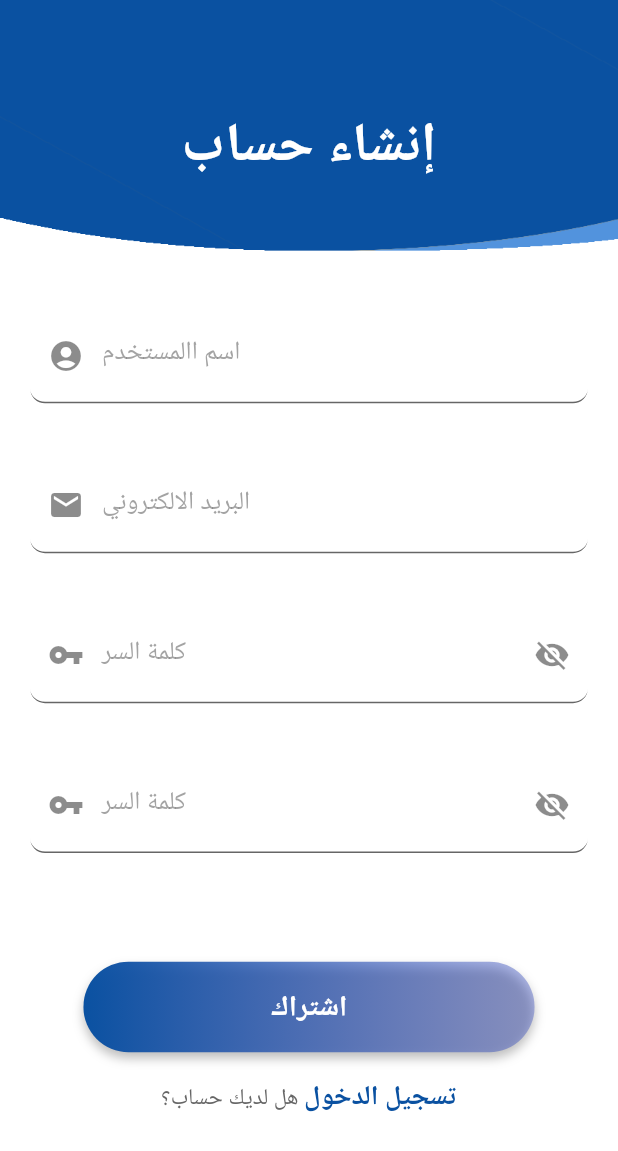
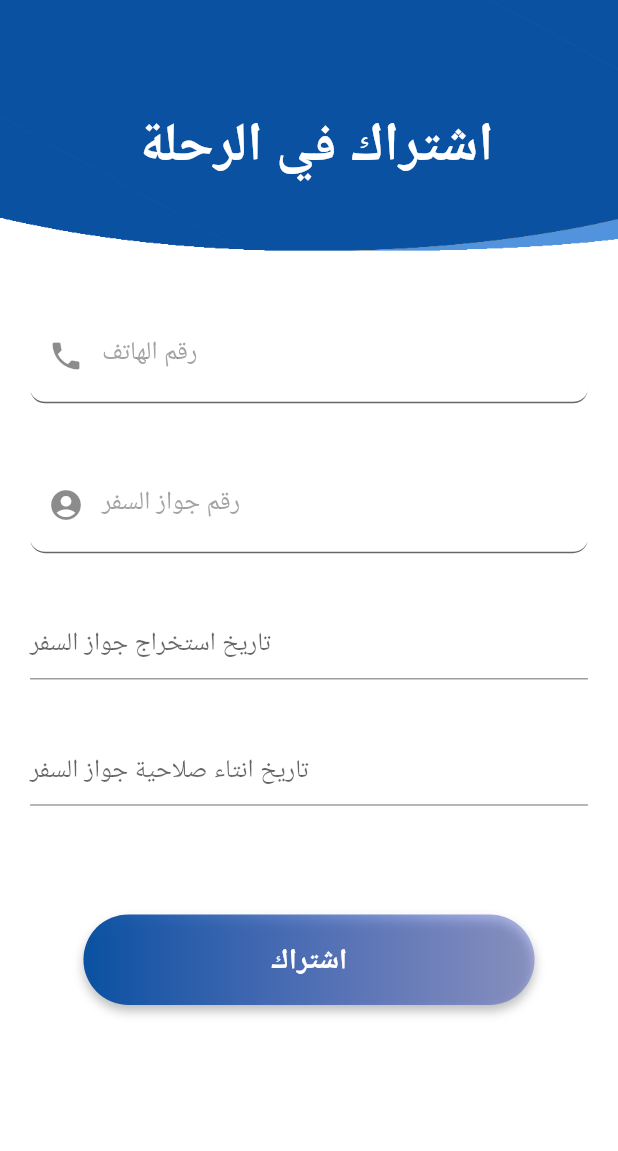
Before and after one commit to WaelSouabni/pelerin, a Flutter app: the RegisterPageView screen opened directly, after a tap on "اشتراك", on a phone screen of 412 x 824 dp. Shown: the top 1151 px of the screen. Run offline on Flutter 3.47's test engine with Material 2 defaults, Android fonts, the phone set to English and light mode, and no system bars; drawn by our look-alikes of date_field; our stand-ins replace carousel_slider, curved_navigation_bar, flutter_svg, lottie, select_form_field, shared_preferences and 1 more; missing offline and left inert: syncfusion_localizations; accounts and stored records are empty.

Commit message:
commit de dashbord
dashbord

```diff
--- a/lib/view/home_page/widgets/discount_cart.dart
+++ b/lib/view/home_page/widgets/discount_cart.dart
@@ -126,7 +126,7 @@ class _DiscountCardState extends State<DiscountCard> {
                   child: Column(
                     children: <Widget>[
                       Image.asset(
-                        "assets/main/message.jpg",
+                        "assets/main/message.png",
                         width: 64.0,
                       ),
                       SizedBox(
--- a/lib/view/package_detail_page/widgets/addtocart_button.dart
+++ b/lib/view/package_detail_page/widgets/addtocart_button.dart
@@ -1,6 +1,7 @@
 import 'dart:convert';
 
 import 'package:flutter/material.dart';
+import 'package:pelerin/view/register_page/register_page_view.dart';
 import 'package:shared_preferences/shared_preferences.dart';
 import '../../home_page/components/colors.dart';
 import '../../home_page/components/size_config.dart';
@@ -67,43 +68,9 @@ class AddToCartButton extends StatelessWidget {
   }
 
    _Registre(context) async {
-       SharedPreferences sharedPreferences  = await SharedPreferences.getInstance();
 
-    //  print(password);
-    final response = await http.post(
-      Uri.parse(sharedPreferences.getString("url")!+'/accompgnateursPackages'),
-      headers: <String, String>{
-        'Content-Type': 'application/json; charset=UTF-8',
-      },
-      body: jsonEncode(<String, dynamic>{
-        "user_id": sharedPreferences.getInt("idUser"),
-        "package_id":sharedPreferences.getInt("idPackage"),
-        "role": "0"
-      }),
-    );
-
-if (response.statusCode == 200) {
-       print("ffff");
-      //
-       Future.delayed(Duration.zero, () => showAlert(context));
-       Navigator.pop(context);
+                     Navigator.pushReplacement(
+          context, MaterialPageRoute(builder: (context) => const RegisterPageView()));
+   }
 
 }
-   }
-        void showAlert(BuildContext context) {
-    showDialog(
-        context: context,
-        builder: (context) => AlertDialog(
-              content: Text("تم تسجيلك بنجاح"),
-              actions: <Widget>[
-                // usually buttons at the bottom of the dialog
-                new FlatButton(
-                  child: new Text("غلق"),
-                  onPressed: () {
-                    Navigator.of(context).pop();
-                  },
-                ),
-              ],
-            ));
-  }
-}
--- a/lib/view/register_page/register_page_view.dart
+++ b/lib/view/register_page/register_page_view.dart
@@ -1,6 +1,8 @@
 import 'dart:convert';
 
+import 'package:date_field/date_field.dart';
 import 'package:flutter/material.dart';
+import 'package:pelerin/view/login_page/login_page_view.dart';
 import '../bottom_navigator.dart';
 
 import 'package:shared_preferences/shared_preferences.dart';
@@ -20,11 +22,34 @@ class RegisterPageView extends StatefulWidget {
 }
 
 class _RegisterPageViewState extends State<RegisterPageView> {
-  final TextEditingController passwordController = new TextEditingController();
-  final TextEditingController nameController = new TextEditingController();
-  final TextEditingController mailController = new TextEditingController();
+  final TextEditingController phoneController = new TextEditingController();
+  final TextEditingController NumeroPasseController = new TextEditingController();
+  DateTime? selectedDateEmmesion;
+  DateTime? selectedDateExperation;
 
-  bool passwordObscure = true;
+
+
+   late SharedPreferences sharedPreferences;
+
+  //
+  String labelle = "";
+
+   checkLoginStatus() async {
+    sharedPreferences = await SharedPreferences.getInstance();
+    if(sharedPreferences.getString("token") == null) {
+          Navigator.pushReplacement(
+          context, MaterialPageRoute(builder: (context) => const LoginPageView()));    }
+
+    setState(() {
+      labelle = sharedPreferences.getString("labellePackage")!;
+    });
+
+  }
+   @override
+  void initState() {
+    checkLoginStatus();
+    super.initState();
+  }
   @override
   Widget build(BuildContext context) {
     return Scaffold(
@@ -33,10 +58,10 @@ class _RegisterPageViewState extends State<RegisterPageView> {
           child: SingleChildScrollView(
             child: Column(
               children: [
-                BackgroundImage(),
+                BackgroundImage(labelle:  labelle),
                 RegisterTextField(),
                 RegisterButton(),
-                TextSignIn()
+
               ],
             ),
           ),
@@ -50,15 +75,15 @@ class _RegisterPageViewState extends State<RegisterPageView> {
             mainAxisAlignment: MainAxisAlignment.center,
             crossAxisAlignment: CrossAxisAlignment.center,
             children: [
-          TextFieldInputusername(),
-          TextFieldInputemail(),
-          TextFieldPassword(),
-          TextFieldPassword(),
+                 phoneTextField(),
+                 numeroPassTextField(),
+                 dateEmessionTextField(),
+                 dateExperationTextField(),
         ]));
   }
 
-  //
-  TextFieldInputusername() {
+    //nomTextField
+  numeroPassTextField() {
     SizeConfig().init(context);
     return Center(
       child: Padding(
@@ -70,7 +95,11 @@ class _RegisterPageViewState extends State<RegisterPageView> {
         child: TextField(
           style: TextStyle(color: textColor),
           cursorColor: textColor,
-          controller: nameController,
+          controller: NumeroPasseController,
+          onChanged: (text) {
+                //print("Text $text");
+                  sharedPreferences.setString("numeroPassport", text);
+              },
           decoration: InputDecoration(
               prefixIcon: Icon(Icons.account_circle),
               focusedBorder: OutlineInputBorder(
@@ -87,17 +116,17 @@ class _RegisterPageViewState extends State<RegisterPageView> {
               border: OutlineInputBorder(
                 borderRadius: BorderRadius.circular(20.0),
               ),
-              hintText: 'اسم االمستخدم',
+              hintText: 'رقم جواز السفر',
               hintStyle: TextStyle(color: texthint.withOpacity(0.3)),
-              labelText: 'اسم االمستخدم',
+              labelText:  'رقم جواز السفر',
               labelStyle: TextStyle(color: texthint.withOpacity(0.6))),
         ),
       ),
     );
   }
 
-  //
-  TextFieldInputemail() {
+  //dateEmessionTextField
+  dateEmessionTextField() {
     SizeConfig().init(context);
     return Center(
       child: Padding(
@@ -106,37 +135,21 @@ class _RegisterPageViewState extends State<RegisterPageView> {
             SizeConfig.screenHeight! / 68.3,
             SizeConfig.screenWidth! / 20.55,
             SizeConfig.screenHeight! / 34.15),
-        child: TextField(
-          style: TextStyle(color: textColor),
-          cursorColor: textColor,
-          controller: mailController,
-          decoration: InputDecoration(
-              prefixIcon: Icon(Icons.mail),
-              focusedBorder: OutlineInputBorder(
-                borderRadius: BorderRadius.all(Radius.circular(20.0)),
-                borderSide: BorderSide(
-                    width: SizeConfig.screenWidth! / 205.5, color: textColor),
-
-                /// 2
-              ),
-              enabledBorder: UnderlineInputBorder(
-                borderRadius: BorderRadius.all(Radius.circular(10.0)),
-                borderSide: BorderSide(width: 1, color: texthint),
-              ),
-              border: OutlineInputBorder(
-                borderRadius: BorderRadius.circular(20.0),
-              ),
-              hintText: 'البريد الالكتروني',
-              hintStyle: TextStyle(color: texthint.withOpacity(0.3)),
-              labelText: 'البريد الالكتروني',
-              labelStyle: TextStyle(color: texthint.withOpacity(0.6))),
-        ),
+        child: DateTimeField(
+            decoration: const InputDecoration(hintText: 'تاريخ استخراج جواز السفر'),
+            selectedDate: selectedDateEmmesion,
+            onDateSelected: (DateTime value) {
+              setState(() {
+                selectedDateEmmesion = value;
+              });
+               sharedPreferences.setString("dateEmession", value.toString());
+            }),
       ),
     );
   }
 
-  //
-  TextFieldPassword() {
+  // dateExperationTextField()
+  dateExperationTextField() {
     SizeConfig().init(context);
     return Center(
       child: Padding(
@@ -145,41 +158,15 @@ class _RegisterPageViewState extends State<RegisterPageView> {
             SizeConfig.screenHeight! / 68.3,
             SizeConfig.screenWidth! / 20.55,
             SizeConfig.screenHeight! / 34.15),
-        child: TextField(
-          obscureText: passwordObscure,
-          style: TextStyle(color: textColor),
-          controller: passwordController,
-          cursorColor: textColor,
-          decoration: InputDecoration(
-              prefixIcon: Icon(Icons.vpn_key),
-              suffixIcon: IconButton(
-                onPressed: () {
-                  setState(() {
-                    passwordObscure = !passwordObscure;
-                  });
-                },
-                icon: Icon(
-                    passwordObscure ? Icons.visibility_off : Icons.visibility),
-              ),
-              focusedBorder: OutlineInputBorder(
-                borderRadius: BorderRadius.all(Radius.circular(20.0)),
-                borderSide: BorderSide(
-                    width: SizeConfig.screenWidth! / 205.5, color: textColor),
-
-                /// 2
-              ),
-              enabledBorder: UnderlineInputBorder(
-                borderRadius: BorderRadius.all(Radius.circular(10.0)),
-                borderSide: BorderSide(width: 1, color: texthint),
-              ),
-              border: OutlineInputBorder(
-                borderRadius: BorderRadius.circular(20.0),
-              ),
-              hintText: "كلمة السر",
-              hintStyle: TextStyle(color: texthint.withOpacity(0.3)),
-              labelText: "كلمة السر",
-              labelStyle: TextStyle(color: texthint.withOpacity(0.6))),
-        ),
+        child: DateTimeField(
+            decoration: const InputDecoration(hintText: 'تاريخ انتاء صلاحية جواز السفر'),
+            selectedDate: selectedDateExperation,
+            onDateSelected: (DateTime value) {
+              setState(() {
+                selectedDateExperation = value;
+              });
+              sharedPreferences.setString("expiration", value.toString());
+            }),
       ),
     );
   }
@@ -220,9 +207,9 @@ class _RegisterPageViewState extends State<RegisterPageView> {
           onPressed: () {
            // Navigator.push(context, MaterialPageRoute(builder: (context) => LoginPageView()));
                _Registre(
-                                    nameController.text,
-                                    mailController.text,
-                                    passwordController.text);
+                                    phoneController.text,
+                                    NumeroPasseController.text,
+                                   );
           },
           child: Text(
             "اشتراك",
@@ -233,44 +220,116 @@ class _RegisterPageViewState extends State<RegisterPageView> {
     );
   }
   //
+  //phoneController ||
+  phoneTextField() {
+    SizeConfig().init(context);
+    return Center(
+      child: Padding(
+        padding: EdgeInsets.fromLTRB(
+            SizeConfig.screenWidth! / 20.55,
+            SizeConfig.screenHeight! / 68.3,
+            SizeConfig.screenWidth! / 20.55,
+            SizeConfig.screenHeight! / 34.15),
+        child: TextField(
+          style: TextStyle(color: textColor),
+          cursorColor: textColor,
+          controller: phoneController,
+          onChanged: (text) {
+            //print("Text $text");
+            sharedPreferences.setString("phone", text);
+          },
+          decoration: InputDecoration(
+              prefixIcon: Icon(Icons.phone),
+              focusedBorder: OutlineInputBorder(
+                borderRadius: BorderRadius.all(Radius.circular(20.0)),
+                borderSide: BorderSide(
+                    width: SizeConfig.screenWidth! / 205.5, color: textColor),
+
+                /// 2
+              ),
+              enabledBorder: UnderlineInputBorder(
+                borderRadius: BorderRadius.all(Radius.circular(10.0)),
+                borderSide: BorderSide(width: 1, color: texthint),
+              ),
+              border: OutlineInputBorder(
+                borderRadius: BorderRadius.circular(20.0),
+              ),
+              hintText: 'رقم الهاتف',
+              hintStyle: TextStyle(color: texthint.withOpacity(0.3)),
+              labelText: 'رقم الهاتف',
+              labelStyle: TextStyle(color: texthint.withOpacity(0.6))),
+        ),
+      ),
+    );
+  }
+
+
   //registre
 
-  Future<void> _Registre(String name, String mail, String password) async {
+  Future<void> _Registre(String phone, String numpassport) async {
     //After successful login we will redirect to profile page. Let's create profile page now
   SharedPreferences sharedPreferences  = await SharedPreferences.getInstance();
     final response = await http.post(
-      Uri.parse(sharedPreferences.getString("url")!+'/Mobile/register'),
+      Uri.parse(sharedPreferences.getString("url")!+'/Mobile/PelerinUpdat'),
       headers: <String, String>{
         'Content-Type': 'application/json; charset=UTF-8',
       },
-      body: jsonEncode(<String, String>{
-        'name': name,
-        'email': mail,
-        'password': password,
+      body: jsonEncode(<String, dynamic>{
+       'telephoneTunisien': phone,
+        'numeroDePassport': numpassport,
+        'dateExpiration': sharedPreferences.getString("expiration")!,
+        'dateEmission': sharedPreferences.getString("dateEmession")!,
+        'package_id':  (sharedPreferences.getInt("idPackage")!),
+        'user_id':  (sharedPreferences.getInt("idUser")!),
+
       }),
     );
     print(response.body.length);
     var datauser = json.decode(response.body);
     // print(datauser["success"]);
     if (datauser["success"]) {
-      User userdata = User.fromJson(datauser["user"]);
-      // print(datauser);
-      SharedPreferences sharedPreferences =
-          await SharedPreferences.getInstance();
-
-      sharedPreferences.setString("token", 'True');
-      sharedPreferences.setInt("idUser", userdata.id);
-      sharedPreferences.setString("userName", userdata.name);
-      sharedPreferences.setString("userMail", userdata.email);
-
-
-     /* Navigator.pushReplacement(
-          context, MaterialPageRoute(builder: (context) => MyHomePage()));*/
+      Future.delayed(Duration.zero, () => showAlert(context));
         Navigator.pushReplacement(
           context, MaterialPageRoute(builder: (context) => MyHomePage()));
+
     } else {
+        Future.delayed(Duration.zero, () => showAlertErr(context));
       Navigator.pushReplacement(
           context, MaterialPageRoute(builder: (context) => RegisterPageView()));
     }
   }
+
+          void showAlert(BuildContext context) {
+    showDialog(
+        context: context,
+        builder: (context) => AlertDialog(
+              content: Text("تم تسجيلك بنجاح"),
+              actions: <Widget>[
+                // usually buttons at the bottom of the dialog
+                new FlatButton(
+                  child: new Text("غلق"),
+                  onPressed: () {
+                    Navigator.of(context).pop();
+                  },
+                ),
+              ],
+            ));
+  }
+  ///
+  void showAlertErr(BuildContext context) {
+    showDialog(
+        context: context,
+        builder: (context) => AlertDialog(
+              content: Text("حدث خطأ أعد المحاولة مرة أخرى أو اترك رسالة "),
+              actions: <Widget>[
+                // usually buttons at the bottom of the dialog
+                new FlatButton(
+                  child: new Text("أعد المحاولة"),
+                  onPressed: () {
+                    Navigator.of(context).pop();
+                  },
+                ),
+              ],
+            ));
+  }
 }
--- a/lib/view/register_page/widgets/background_image.dart
+++ b/lib/view/register_page/widgets/background_image.dart
@@ -5,7 +5,8 @@ import '../../login_page/widgets/text_title.dart';
 
 
 class BackgroundImage extends StatelessWidget {
-  const BackgroundImage({Key? key}) : super(key: key);
+  String labelle;
+   BackgroundImage({Key? key, required this.labelle}) : super(key: key);
 
   @override
   Widget build(BuildContext context) {
@@ -26,7 +27,7 @@ class BackgroundImage extends StatelessWidget {
               crossAxisAlignment: CrossAxisAlignment.center,
               children: [
                 Center(
-                  child: TextTitle(title: "إنشاء حساب"),
+                  child: TextTitle(title: "${labelle} اشتراك في الرحلة"),
                 ),
               ],
             ),
```
Also changed, not shown: assets/main/accompganteurs.png, assets/main/accompganteurs22.png (added), assets/main/message.png (added), assets/main/message22.jpg (renamed from assets/main/message.jpg), assets/main/suivie.png, assets/main/suivie22.png (added), assets/main/vols.png, assets/main/vols22.png (added).
